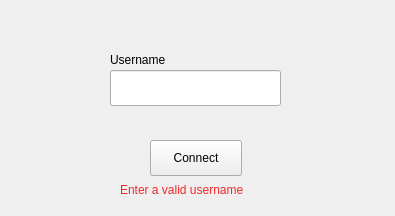
Above: client/gui/loginscreen.ui from INanaay/CPP_babel_2018 before the change. Below: the same form after it.
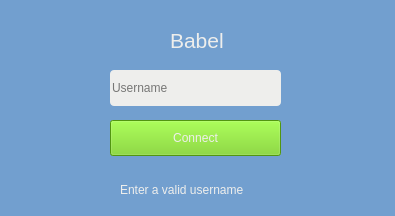
That is the form after the change.

Patch:
```diff
--- a/client/gui/loginscreen.ui
+++ b/client/gui/loginscreen.ui
@@ -13,15 +13,22 @@
   <property name="windowTitle">
    <string>Form</string>
   </property>
+  <property name="styleSheet">
+   <string notr="true">background-color: rgb(114, 159, 207);</string>
+  </property>
   <widget class="QPushButton" name="connect_button">
    <property name="geometry">
     <rect>
-     <x>150</x>
-     <y>140</y>
-     <width>92</width>
+     <x>110</x>
+     <y>120</y>
+     <width>171</width>
      <height>36</height>
     </rect>
    </property>
+   <property name="styleSheet">
+    <string notr="true">background-color: rgb(115, 210, 22);
+color: rgb(238, 238, 236);</string>
+   </property>
    <property name="text">
     <string>Connect</string>
    </property>
@@ -35,17 +42,12 @@
      <height>36</height>
     </rect>
    </property>
-  </widget>
-  <widget class="QLabel" name="label">
-   <property name="geometry">
-    <rect>
-     <x>110</x>
-     <y>50</y>
-     <width>101</width>
-     <height>20</height>
-    </rect>
+   <property name="styleSheet">
+    <string notr="true">    border-style: solid;
+background-color: rgb(238, 238, 236);
+    border-radius: 4px;</string>
    </property>
-   <property name="text">
+   <property name="placeholderText">
     <string>Username</string>
    </property>
   </widget>
@@ -59,7 +61,20 @@
     </rect>
    </property>
    <property name="text">
-    <string>&lt;html&gt;&lt;head/&gt;&lt;body&gt;&lt;p&gt;&lt;span style=&quot; color:#ef2929;&quot;&gt;Enter a valid username&lt;/span&gt;&lt;/p&gt;&lt;/body&gt;&lt;/html&gt;</string>
+    <string>&lt;html&gt;&lt;head/&gt;&lt;body&gt;&lt;p&gt;&lt;span style=&quot; color:#eeeeec;&quot;&gt;Enter a valid username&lt;/span&gt;&lt;/p&gt;&lt;/body&gt;&lt;/html&gt;</string>
+   </property>
+  </widget>
+  <widget class="QLabel" name="appNameLabel">
+   <property name="geometry">
+    <rect>
+     <x>170</x>
+     <y>20</y>
+     <width>61</width>
+     <height>41</height>
+    </rect>
+   </property>
+   <property name="text">
+    <string>&lt;html&gt;&lt;head/&gt;&lt;body&gt;&lt;p&gt;&lt;span style=&quot; font-size:16pt; color:#eeeeec;&quot;&gt;Babel&lt;/span&gt;&lt;/p&gt;&lt;/body&gt;&lt;/html&gt;</string>
    </property>
   </widget>
  </widget>
```
